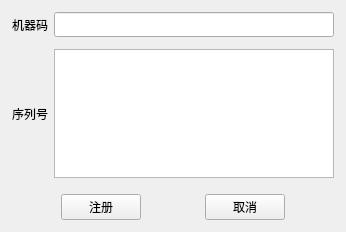
Above: shuqi/licencewindow.ui from qintangtao/python.script before the change. Below: the same form after it.
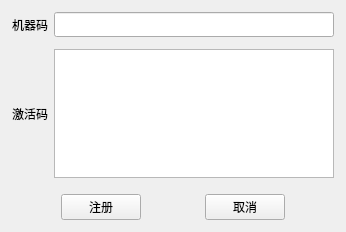
That is the form after the change.

Commit message: modify software licence

Patch:
```diff
--- a/shuqi/licencewindow.ui
+++ b/shuqi/licencewindow.ui
@@ -51,7 +51,7 @@
      <item row="1" column="0">
       <widget class="QLabel" name="label_2">
        <property name="text">
-        <string>序列号</string>
+        <string>激活码</string>
        </property>
       </widget>
      </item>
```
Left out of the diff: 13 changed lines with no effect on the pictures. The commit also changes 2 other files.
